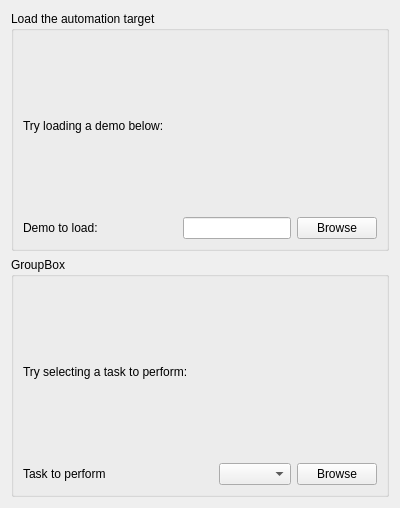
The window that isu/ui/noop.ui (clpi/isut) describes before a commit, drawn with Qt 5.
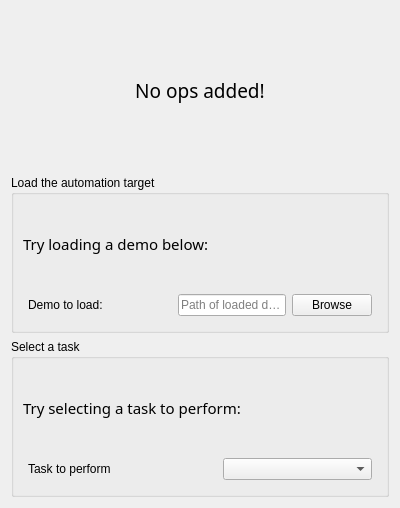
The same window after the commit.

The edit to the form file:
```diff
--- a/isu/ui/noop.ui
+++ b/isu/ui/noop.ui
@@ -14,6 +14,26 @@
    <string>Form</string>
   </property>
   <layout class="QVBoxLayout" name="verticalLayout">
+   <item>
+    <widget class="QLabel" name="noopLabel">
+     <property name="font">
+      <font>
+       <family>Segoe UI Variable Display Semil</family>
+       <pointsize>14</pointsize>
+       <kerning>true</kerning>
+      </font>
+     </property>
+     <property name="frameShape">
+      <enum>QFrame::NoFrame</enum>
+     </property>
+     <property name="text">
+      <string>No ops added!</string>
+     </property>
+     <property name="alignment">
+      <set>Qt::AlignCenter</set>
+     </property>
+    </widget>
+   </item>
    <item>
     <widget class="QGroupBox" name="verticalGroupBox">
      <property name="title">
@@ -28,6 +48,12 @@
           <verstretch>0</verstretch>
          </sizepolicy>
         </property>
+        <property name="font">
+         <font>
+          <family>Segoe Fluent Icons</family>
+          <pointsize>11</pointsize>
+         </font>
+        </property>
         <property name="text">
          <string>Try loading a demo below:</string>
         </property>
@@ -35,6 +61,21 @@
       </item>
       <item>
        <layout class="QHBoxLayout" name="horizontalLayout_2">
+        <property name="spacing">
+         <number>6</number>
+        </property>
+        <property name="leftMargin">
+         <number>5</number>
+        </property>
+        <property name="topMargin">
+         <number>5</number>
+        </property>
+        <property name="rightMargin">
+         <number>5</number>
+        </property>
+        <property name="bottomMargin">
+         <number>5</number>
+        </property>
         <item>
          <widget class="QLabel" name="label_4">
           <property name="text">
@@ -56,7 +97,11 @@
          </spacer>
         </item>
         <item>
-         <widget class="QLineEdit" name="lineEdit"/>
+         <widget class="QLineEdit" name="lineEdit">
+          <property name="placeholderText">
+           <string>Path of loaded demo</string>
+          </property>
+         </widget>
         </item>
         <item>
          <widget class="QPushButton" name="pushButton">
@@ -73,7 +118,7 @@
    <item>
     <widget class="QGroupBox" name="groupBox_2">
      <property name="title">
-      <string>GroupBox</string>
+      <string>Select a task</string>
      </property>
      <layout class="QVBoxLayout" name="verticalLayout_6">
       <item>
@@ -86,6 +131,12 @@
             <verstretch>0</verstretch>
            </sizepolicy>
           </property>
+          <property name="font">
+           <font>
+            <family>Segoe Fluent Icons</family>
+            <pointsize>11</pointsize>
+           </font>
+          </property>
           <property name="text">
            <string>Try selecting a task to perform:</string>
           </property>
@@ -93,6 +144,18 @@
         </item>
         <item>
          <layout class="QHBoxLayout" name="horizontalLayout_4">
+          <property name="leftMargin">
+           <number>5</number>
+          </property>
+          <property name="topMargin">
+           <number>5</number>
+          </property>
+          <property name="rightMargin">
+           <number>5</number>
+          </property>
+          <property name="bottomMargin">
+           <number>5</number>
+          </property>
           <item>
            <widget class="QLabel" name="label_6">
             <property name="text">
@@ -105,6 +168,9 @@
             <property name="orientation">
              <enum>Qt::Horizontal</enum>
             </property>
+            <property name="sizeType">
+             <enum>QSizePolicy::Maximum</enum>
+            </property>
             <property name="sizeHint" stdset="0">
              <size>
               <width>40</width>
@@ -114,12 +180,9 @@
            </spacer>
           </item>
           <item>
-           <widget class="QComboBox" name="comboBox"/>
-          </item>
-          <item>
-           <widget class="QPushButton" name="pushButton_2">
-            <property name="text">
-             <string>Browse</string>
+           <widget class="QComboBox" name="taskCombo">
+            <property name="placeholderText">
+             <string>Shell</string>
             </property>
            </widget>
           </item>
```
Left out of the diff: 2 changed lines with no effect on the pictures.
